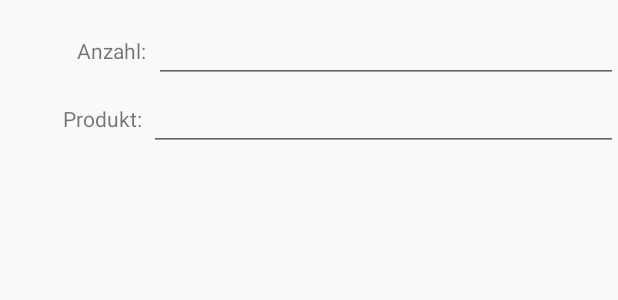
After one commit to beercaps/ShoppingList, an Android app: the layout dialog_edit_shopping_list.xml on its own in the app's theme, with its tools: preview values and no code run, on a phone screen of 412 x 824 dp. The commit adds this screen. Shown: the top 300 px of the screen. Run offline under Robolectric (Android 15) with nearby library versions, the phone set to English and light mode, and no system bars.

Commit message:
-Changed ContextualActionBar icons (now in white) -Product entries can be now modified with the modify icon in the CAB

```diff
--- /dev/null
+++ b/app/src/main/res/layout/dialog_edit_shopping_list.xml
@@ -0,0 +1,53 @@
+<?xml version="1.0" encoding="utf-8"?>
+<LinearLayout xmlns:android="http://schemas.android.com/apk/res/android"
+    android:orientation="vertical"
+    android:layout_width="match_parent"
+    android:layout_height="match_parent"
+    android:focusableInTouchMode="true">
+
+
+    <LinearLayout
+        android:orientation="horizontal"
+        android:layout_width="match_parent"
+        android:layout_height="wrap_content"
+        android:layout_marginTop="10sp">
+
+        <TextView
+            android:layout_width="wrap_content"
+            android:layout_height="wrap_content"
+            android:text="@string/dialog_title_quantity"
+            android:layout_weight="0.50"
+            android:gravity="end"
+            android:layout_marginRight="5sp"
+            android:layout_marginEnd="5sp" />
+
+        <EditText
+            android:layout_width="0dp"
+            android:layout_height="wrap_content"
+            android:inputType="number"
+            android:layout_weight="3"
+            android:id="@+id/editText_new_quantity" />
+    </LinearLayout>
+
+    <LinearLayout
+        android:orientation="horizontal"
+        android:layout_width="match_parent"
+        android:layout_height="wrap_content">
+
+        <TextView
+            android:layout_width="94dp"
+            android:layout_height="wrap_content"
+            android:text="@string/dialog_title_product"
+            android:gravity="end"
+            android:layout_marginRight="5sp"
+            android:layout_marginEnd="5sp" />
+
+        <EditText
+            android:layout_width="0dp"
+            android:layout_height="wrap_content"
+            android:inputType="text"
+            android:layout_weight="3"
+            android:id="@+id/editText_new_product" />
+    </LinearLayout>
+
+</LinearLayout>
--- a/app/src/main/res/menu/menu_contextual_action_bar.xml
+++ b/app/src/main/res/menu/menu_contextual_action_bar.xml
@@ -3,9 +3,9 @@
 
     <item android:id="@+id/cab_delete"
           android:title="Delete"
-          android:icon="@drawable/ic_delete_black_24dp" />
+        android:icon="@drawable/ic_delete_white_24dp" />
 
     <item android:id="@+id/cab_modify"
           android:title="Modify"
-        android:icon="@drawable/ic_mode_edit_black_24dp" />
+        android:icon="@drawable/ic_create_white_24dp" />
 </menu>
--- a/app/src/main/res/values/strings.xml
+++ b/app/src/main/res/values/strings.xml
@@ -2,4 +2,13 @@
     <string name="app_name">Shopping List</string>
     <string name="action_settings">Settings</string>
     <string name="clear">Clear</string>
+
+    <string name="cab_change">Eintrag ändern</string>
+    <string name="cab_checked_string">ausgewählt</string>
+
+    <string name="dialog_title">Listeneintrag ändern</string>
+    <string name="dialog_title_quantity">Anzahl:</string>
+    <string name="dialog_title_product">Produkt:</string>
+    <string name="dialog_button_positive">Ändern</string>
+    <string name="dialog_button_negative">Abbrechen</string>
 </resources>
```
Also changed, not shown: app/src/main/java/com/kevin/shoppinglist/DisplaySearchResult.java (+97 -9 lines), app/src/main/java/com/kevin/shoppinglist/ProductDataSource.java (+21 -0 lines), app/src/main/res/drawable/ic_create_white_24dp.png (added).
